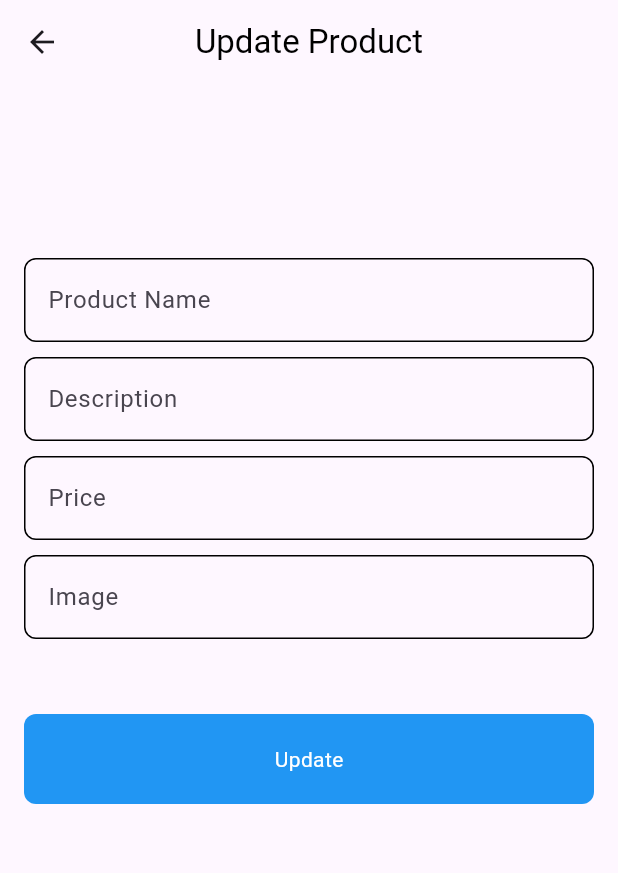
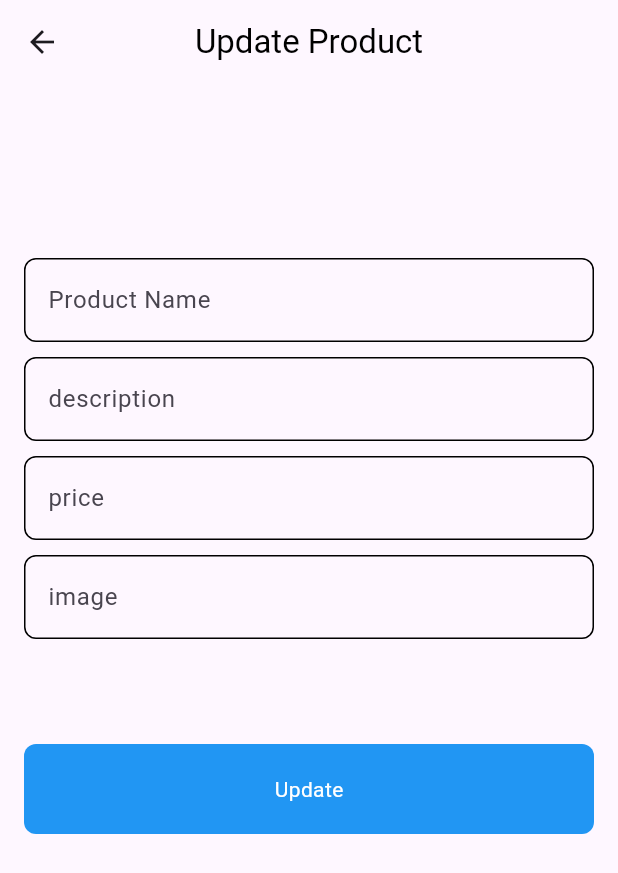
Before and after one commit to MohamedEssam-900009/Store, a Flutter app: the UpdateProductPage screen opened directly with empty values, after a tap on "Update", on a phone screen of 412 x 824 dp. Shown: the top 873 px of the screen. Run offline on Flutter 3.47's test engine with Material 3 defaults, Android fonts, the phone set to English and light mode, and no system bars; drawn by our look-alikes of modal_progress_hud_nsn; our stand-ins replace font_awesome_flutter; network calls fail.

Commit message:
update products

```diff
--- a/lib/main.dart
+++ b/lib/main.dart
@@ -1,23 +1,23 @@
 import 'package:flutter/material.dart';
-import 'screens/home_page.dart';
-import 'screens/update_product_page.dart';
+import 'package:store/screens/home_page.dart';
+import 'package:store/screens/update_product_page.dart';
 
 void main() {
   runApp(const StoreApp());
 }
 
 class StoreApp extends StatelessWidget {
-  const StoreApp({super.key});
+  const StoreApp({Key? key}) : super(key: key);
 
   @override
   Widget build(BuildContext context) {
     return MaterialApp(
       debugShowCheckedModeBanner: false,
-      initialRoute: HomePage.id,
       routes: {
         HomePage.id: (context) => const HomePage(),
         UpdateProductPage.id: (context) => const UpdateProductPage(),
       },
+      initialRoute: HomePage.id,
     );
   }
 }
--- a/lib/models/product_model.dart
+++ b/lib/models/product_model.dart
@@ -6,6 +6,7 @@ class ProductModel {
   final String image;
   final RatingModel? rating;
   final String category;
+
   ProductModel({
     required this.id,
     required this.title,
@@ -26,10 +27,7 @@ class ProductModel {
         image: jsonData['image'],
         rating: jsonData['rating'] == null
             ? null
-          : RatingModel.fromJson(
-              jsonData['rating'],
-            ),
-    );
+            : RatingModel.fromJson(jsonData['rating']));
   }
 }
 
@@ -37,10 +35,8 @@ class RatingModel {
   final dynamic rate;
   final int count;
 
-  RatingModel({
-    required this.rate,
-    required this.count,
-  });
+  RatingModel({required this.rate, required this.count});
+
   factory RatingModel.fromJson(jsonData) {
     return RatingModel(
       rate: jsonData['rate'],
--- a/lib/screens/update_product_page.dart
+++ b/lib/screens/update_product_page.dart
@@ -1,24 +1,24 @@
 import 'package:flutter/material.dart';
 import 'package:modal_progress_hud_nsn/modal_progress_hud_nsn.dart';
-
-import '../models/product_model.dart';
-import '../services/update_product.dart';
-import '../widgets/custom_button.dart';
-import '../widgets/custom_text_fields.dart';
+import 'package:store/models/product_model.dart';
+import 'package:store/services/update_product.dart';
+import 'package:store/widgets/custom_button.dart';
+import 'package:store/widgets/custom_text_field.dart';
 
 class UpdateProductPage extends StatefulWidget {
+  static String id = 'update product';
+
   const UpdateProductPage({super.key});
-
-  static String id = 'update product';
 
   @override
   State<UpdateProductPage> createState() => _UpdateProductPageState();
 }
 
 class _UpdateProductPageState extends State<UpdateProductPage> {
-  String? productName, description, image, price;
+  String? productName, desc, image;
+
+  String? price;
   bool isLoading = false;
-
   @override
   Widget build(BuildContext context) {
     ProductModel product =
@@ -34,52 +34,54 @@ class _UpdateProductPageState extends State<UpdateProductPage> {
             ),
           ),
           backgroundColor: Colors.transparent,
-          elevation: 0.0,
+          elevation: 0,
           centerTitle: true,
         ),
         body: Padding(
-          padding: const EdgeInsets.all(16.0),
+          padding: const EdgeInsets.all(16),
           child: SingleChildScrollView(
             child: Column(
+              mainAxisAlignment: MainAxisAlignment.center,
               children: [
-                const SizedBox(height: 100.0),
+                const SizedBox(height: 100),
                 CustomTextField(
                   onChanged: (data) {
                     productName = data;
                   },
                   hintText: 'Product Name',
                 ),
-                const SizedBox(height: 10.0),
+                const SizedBox(height: 10),
                 CustomTextField(
                   onChanged: (data) {
-                    description = data;
+                    desc = data;
                   },
-                  hintText: 'Description',
+                  hintText: 'description',
                 ),
-                const SizedBox(height: 10.0),
+                const SizedBox(height: 10),
                 CustomTextField(
                   onChanged: (data) {
                     price = data;
                   },
+                  hintText: 'price',
                   inputType: TextInputType.number,
-                  hintText: 'Price',
                 ),
-                const SizedBox(height: 10.0),
+                const SizedBox(height: 10),
                 CustomTextField(
                   onChanged: (data) {
                     image = data;
                   },
-                  hintText: 'Image',
+                  hintText: 'image',
                 ),
-                const SizedBox(height: 50.0),
+                const SizedBox(height: 70),
                 CustomButton(
                   text: 'Update',
-                  onTap: () {
+                  onTap: () async {
                     isLoading = true;
                     setState(() {});
                     try {
-                      updateProduct(product);
-                      print('Success');
+                      await updateProduct(product);
+
+                      print('success');
                     } catch (e) {
                       print(e.toString());
                     }
@@ -95,12 +97,13 @@ class _UpdateProductPageState extends State<UpdateProductPage> {
     );
   }
 
-  void updateProduct(ProductModel product) {
-    UpdateProductService().updateProduct(
-      title: productName!,
-      price: price!,
-      description: description!,
-      image: image!,
+  Future<void> updateProduct(ProductModel product) async {
+    await UpdateProductService().updateProduct(
+      id: product.id,
+      title: productName == null ? product.title : productName!,
+      price: price == null ? product.price.toString() : price!,
+      desc: desc == null ? product.description : desc!,
+      image: image == null ? product.image : image!,
       category: product.category,
     );
   }
--- a/lib/services/all_categories_services.dart
+++ b/lib/services/all_categories_service.dart
@@ -1,7 +1,7 @@
-import '../helper/api.dart';
+import 'package:store/helper/api.dart';
 
-class AllCategories {
-  Future<List<dynamic>> getAllCategories() async {
+class AllCategoriesService {
+  Future<List<dynamic>> getAllCateogires() async {
     List<dynamic> data =
         await Api().get(url: 'https://fakestoreapi.com/products/categories');
 
--- a/lib/widgets/custom_button.dart
+++ b/lib/widgets/custom_button.dart
@@ -1,10 +1,11 @@
 import 'package:flutter/material.dart';
 
-// ignore: must_be_immutable
 class CustomButton extends StatelessWidget {
   CustomButton({super.key, this.onTap, required this.text});
+
   VoidCallback? onTap;
   String text;
+
   @override
   Widget build(BuildContext context) {
     return GestureDetector(
--- a/lib/widgets/custom_text_fields.dart
+++ b/lib/widgets/custom_text_field.dart
@@ -1,19 +1,19 @@
 import 'package:flutter/material.dart';
 
-// ignore: must_be_immutable
 class CustomTextField extends StatelessWidget {
   CustomTextField({
     super.key,
     this.hintText,
+    this.inputType,
     this.onChanged,
     this.obscureText = false,
-    this.inputType,
   });
 
   Function(String)? onChanged;
   String? hintText;
+  TextInputType? inputType;
   bool? obscureText;
-  TextInputType? inputType;
+
   @override
   Widget build(BuildContext context) {
     return TextField(
@@ -24,11 +24,11 @@ class CustomTextField extends StatelessWidget {
         hintText: hintText,
         enabledBorder: OutlineInputBorder(
           borderSide: const BorderSide(),
-          borderRadius: BorderRadius.circular(8.0),
+          borderRadius: BorderRadius.circular(8),
         ),
         border: OutlineInputBorder(
           borderSide: const BorderSide(),
-          borderRadius: BorderRadius.circular(8.0),
+          borderRadius: BorderRadius.circular(8),
         ),
       ),
     );
```
Also changed, not shown: lib/helper/api.dart (+12 -16 lines), lib/screens/home_page.dart (+15 -25 lines), lib/services/add_product.dart (+10 -11 lines), lib/services/categories_service.dart (renamed from lib/services/cetegories_services.dart, +6 -3 lines), lib/services/get_all_product_service.dart (renamed from lib/services/get_all_product_services.dart, +6 -4 lines), lib/services/update_product.dart (+15 -13 lines), lib/widgets/custom_card.dart (+27 -34 lines). Lines whose indentation alone changed are shown as unchanged.
